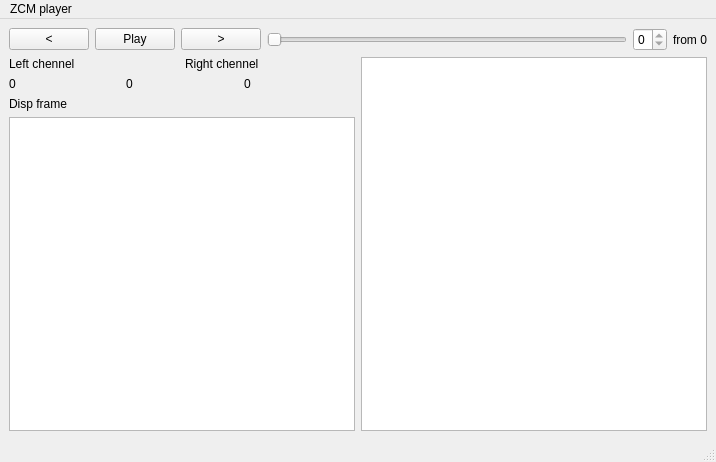
Sher10k/ZCM_gui_player, file zcm_player.ui: the form before one commit.
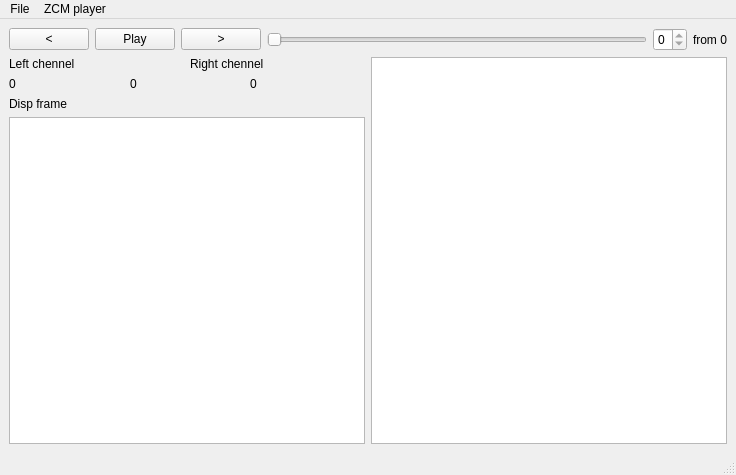
The form after the commit.

Commit message: add menu open file

Diff of the .ui file:
```diff
--- a/zcm_player.ui
+++ b/zcm_player.ui
@@ -6,8 +6,8 @@
    <rect>
     <x>0</x>
     <y>0</y>
-    <width>716</width>
-    <height>462</height>
+    <width>736</width>
+    <height>475</height>
    </rect>
   </property>
   <property name="windowTitle">
@@ -137,7 +137,7 @@
     <rect>
      <x>0</x>
      <y>0</y>
-     <width>716</width>
+     <width>736</width>
      <height>21</height>
     </rect>
    </property>
@@ -146,6 +146,13 @@
      <string>ZCM player</string>
     </property>
    </widget>
+   <widget class="QMenu" name="menuFile">
+    <property name="title">
+     <string>File</string>
+    </property>
+    <addaction name="actionOpen"/>
+   </widget>
+   <addaction name="menuFile"/>
    <addaction name="menuZCM_player"/>
   </widget>
   <widget class="QStatusBar" name="statusbar"/>
```
Left out of the diff: 5 changed lines with no effect on the pictures. The commit also changes 2 other files.
